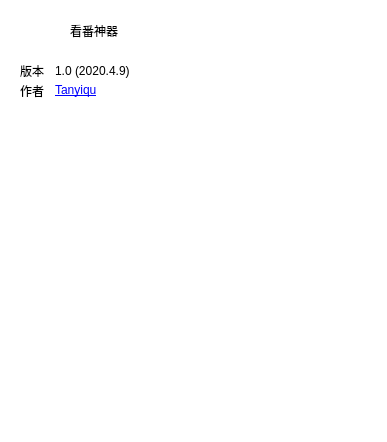
Above: UI/UI_AboutForm.ui from tanyiqu/AnimeArtifact before the change. Below: the same form after it.
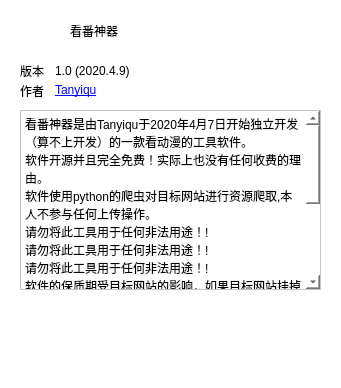
That is the form after the change.

Commit message: 完成关于对话框

```diff
--- a/UI/UI_AboutForm.ui
+++ b/UI/UI_AboutForm.ui
@@ -6,8 +6,8 @@
    <rect>
     <x>0</x>
     <y>0</y>
-    <width>387</width>
-    <height>442</height>
+    <width>341</width>
+    <height>388</height>
    </rect>
   </property>
   <property name="minimumSize">
@@ -131,7 +131,49 @@
    <property name="geometry">
     <rect>
      <x>0</x>
-     <y>340</y>
+     <y>290</y>
+     <width>100</width>
+     <height>100</height>
+    </rect>
+   </property>
+   <property name="text">
+    <string/>
+   </property>
+  </widget>
+  <widget class="QPlainTextEdit" name="content">
+   <property name="geometry">
+    <rect>
+     <x>20</x>
+     <y>110</y>
+     <width>301</width>
+     <height>180</height>
+    </rect>
+   </property>
+   <property name="styleSheet">
+    <string notr="true">font: 10pt &quot;微软雅黑&quot;;</string>
+   </property>
+   <property name="readOnly">
+    <bool>true</bool>
+   </property>
+   <property name="plainText">
+    <string>看番神器是由Tanyiqu于2020年4月7日开始独立开发（算不上开发）的一款看动漫的工具软件。
+软件开源并且完全免费！实际上也没有任何收费的理由。
+软件使用python的爬虫对目标网站进行资源爬取,本人不参与任何上传操作。
+请勿将此工具用于任何非法用途！!
+请勿将此工具用于任何非法用途！!
+请勿将此工具用于任何非法用途！!
+软件的保质期受目标网站的影响，如果目标网站挂掉了可以向我提供更好的网站，我可能会保证此软件的再次使用。
+
+额外感谢：
+● 软件图标：https://www.iconfont.cn/collections/detail?cid=21867
+● 其他：...</string>
+   </property>
+  </widget>
+  <widget class="QLabel" name="gif_2">
+   <property name="geometry">
+    <rect>
+     <x>240</x>
+     <y>290</y>
      <width>100</width>
      <height>100</height>
     </rect>
```
Left out of the diff: 2 changed lines with no effect on the pictures. The commit also changes 6 other files.
